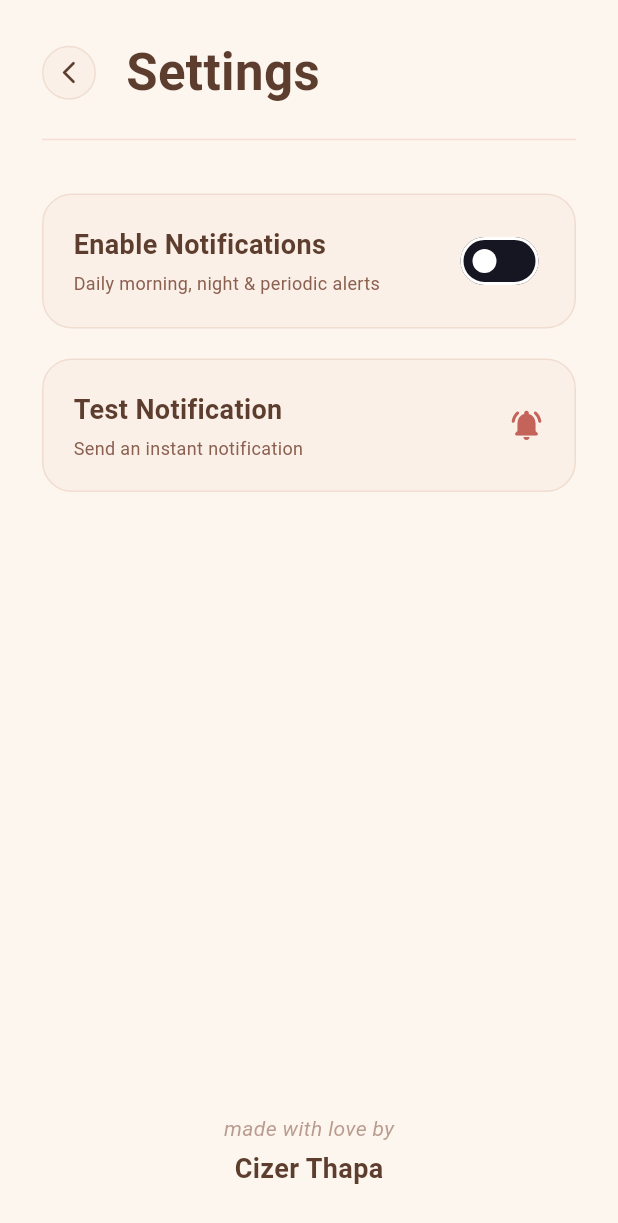
After one commit to Cizerthapa/moodtracker, a Flutter app: the screen it shows after launch, after a tap on the "settings" icon, on a phone screen of 412 x 824 dp. The commit adds this screen. Shown: the top 1223 px of the screen. Run offline on Flutter 3.47's test engine with Material 3 defaults, Android fonts, the phone set to English and light mode, and no system bars; our stand-ins replace cloud_firestore, firebase_core, fl_chart, flutter_local_notifications, flutter_map, flutter_timezone and 3 more; accounts and stored records are empty; Roboto replaces fonts that are missing (Georgia).

Commit message:
chore: work done for demo

```diff
--- a/lib/main.dart
+++ b/lib/main.dart
@@ -2,12 +2,18 @@ import 'package:flutter/material.dart';
 import 'package:firebase_core/firebase_core.dart';
 import 'firebase_options.dart';
 import 'screens/entry_screen.dart';
+import 'services/notification_service.dart';
 
 void main() async {
   WidgetsFlutterBinding.ensureInitialized();
   await Firebase.initializeApp(
     options: DefaultFirebaseOptions.currentPlatform,
   );
+
+  // Initialize Notifications
+  final notificationService = NotificationService();
+  await notificationService.init();
+
   runApp(const MoodTrackApp());
 }
 
--- a/lib/screens/entry_screen.dart
+++ b/lib/screens/entry_screen.dart
@@ -2,6 +2,7 @@ import 'package:flutter/material.dart';
 import 'memories_screen.dart';
 import 'water_intake_screen.dart';
 import 'notes_screen.dart';
+import 'settings_screen.dart';
 
 // ─── Palette (Cream & Rose) ────────────────────────────────────────────────
 const _cream = Color(0xFFFDF6EE);
@@ -26,6 +27,13 @@ class EntryScreen extends StatelessWidget {
             crossAxisAlignment: CrossAxisAlignment.start,
             children: [
               // ── Header ──────────────────────────────────────────────
+              Row(
+                crossAxisAlignment: CrossAxisAlignment.end,
+                children: [
+                  Expanded(
+                    child: Column(
+                      crossAxisAlignment: CrossAxisAlignment.start,
+                      children: [
                         const Text(
                           'MoodTrack',
                           style: TextStyle(
@@ -45,6 +53,28 @@ class EntryScreen extends StatelessWidget {
                             fontSize: 15,
                             color: _softBrown,
                           ),
+                        ),
+                      ],
+                    ),
+                  ),
+                  GestureDetector(
+                    onTap: () {
+                      Navigator.push(
+                        context,
+                        MaterialPageRoute(builder: (context) => const SettingsScreen()),
+                      );
+                    },
+                    child: Container(
+                      padding: const EdgeInsets.all(12),
+                      decoration: BoxDecoration(
+                        color: _ivoryCard,
+                        shape: BoxShape.circle,
+                        border: Border.all(color: _champagne),
+                      ),
+                      child: const Icon(Icons.settings_rounded, color: _warmBrown, size: 24),
+                    ),
+                  ),
+                ],
               ),
               const SizedBox(height: 48),
 
--- /dev/null
+++ b/lib/screens/settings_screen.dart
@@ -0,0 +1,215 @@
+import 'package:flutter/material.dart';
+import 'package:shared_preferences/shared_preferences.dart';
+import '../services/notification_service.dart';
+
+// ─── Palette (Cream & Rose) ────────────────────────────────────────────────
+const _cream = Color(0xFFFDF6EE);
+const _roseDust = Color(0xFFE8A598);
+const _roseDeep = Color(0xFFC4635A);
+const _warmBrown = Color(0xFF5C3D2E);
+const _softBrown = Color(0xFF8C6050);
+const _champagne = Color(0xFFF0DDD0);
+const _ivoryCard = Color(0xFFFAF0E8);
+
+class SettingsScreen extends StatefulWidget {
+  const SettingsScreen({super.key});
+
+  @override
+  State<SettingsScreen> createState() => _SettingsScreenState();
+}
+
+class _SettingsScreenState extends State<SettingsScreen> {
+  bool _notificationsEnabled = false;
+  final NotificationService _notificationService = NotificationService();
+
+  @override
+  void initState() {
+    super.initState();
+    _loadSettings();
+  }
+
+  Future<void> _loadSettings() async {
+    final prefs = await SharedPreferences.getInstance();
+    setState(() {
+      _notificationsEnabled = prefs.getBool('notifications_enabled') ?? false;
+    });
+  }
+
+  Future<void> _toggleNotifications(bool value) async {
+    final prefs = await SharedPreferences.getInstance();
+    setState(() {
+      _notificationsEnabled = value;
+    });
+    await prefs.setBool('notifications_enabled', value);
+
+    if (value) {
+      await _notificationService.scheduleDailyNotifications();
+      _notificationService.startPeriodicNotifications();
+      ScaffoldMessenger.of(context).showSnackBar(
+        const SnackBar(content: Text('Notifications turned on! (30s interval for 15m)')),
+      );
+    } else {
+      await _notificationService.cancelAll();
+      _notificationService.stopPeriodicNotifications();
+      ScaffoldMessenger.of(context).showSnackBar(
+        const SnackBar(content: Text('Notifications turned off.')),
+      );
+    }
+  }
+
+  @override
+  Widget build(BuildContext context) {
+    return Scaffold(
+      backgroundColor: _cream,
+      body: SafeArea(
+        child: Column(
+          children: [
+            // ── Header ──────────────────────────────────────────────
+            Padding(
+              padding: const EdgeInsets.fromLTRB(28, 24, 24, 12),
+              child: Row(
+                children: [
+                  GestureDetector(
+                    onTap: () => Navigator.pop(context),
+                    child: Container(
+                      padding: const EdgeInsets.all(8),
+                      decoration: BoxDecoration(
+                        color: _ivoryCard,
+                        shape: BoxShape.circle,
+                        border: Border.all(color: _champagne),
+                      ),
+                      child: const Icon(Icons.arrow_back_ios_new_rounded, size: 18, color: _warmBrown),
+                    ),
+                  ),
+                  const SizedBox(width: 20),
+                  Text(
+                    'Settings',
+                    style: TextStyle(
+                      fontFamily: 'Georgia',
+                      fontSize: 34,
+                      fontWeight: FontWeight.bold,
+                      color: _warmBrown,
+                    ),
+                  ),
+                ],
+              ),
+            ),
+
+            // ── Divider ────────────────────────────────────────────
+            Padding(
+              padding: const EdgeInsets.symmetric(horizontal: 28),
+              child: Divider(color: _roseDust.withOpacity(0.3), thickness: 1),
+            ),
+
+            // ── Content ──────────────────────────────────────────────
+            Expanded(
+              child: ListView(
+                padding: const EdgeInsets.all(28),
+                children: [
+                  _buildSettingTile(
+                    title: 'Enable Notifications',
+                    subtitle: 'Daily morning, night & periodic alerts',
+                    trailing: Switch.adaptive(
+                      value: _notificationsEnabled,
+                      activeColor: _roseDeep,
+                      onChanged: _toggleNotifications,
+                    ),
+                  ),
+                  const SizedBox(height: 20),
+                  _buildSettingTile(
+                    title: 'Test Notification',
+                    subtitle: 'Send an instant notification',
+                    trailing: Icon(Icons.notifications_active_rounded, color: _roseDeep),
+                    onTap: () async {
+                      await _notificationService.showInstantNotification(
+                        'Test Success! 🎉',
+                        'This is a notification from MoodTrack.',
+                      );
+                    },
+                  ),
+                ],
+              ),
+            ),
+
+            // ── Footer ──────────────────────────────────────────────
+            Padding(
+              padding: const EdgeInsets.only(bottom: 32.0),
+              child: Column(
+                children: [
+                  Text(
+                    'made with love by',
+                    style: TextStyle(
+                      fontFamily: 'Georgia',
+                      fontStyle: FontStyle.italic,
+                      color: _softBrown.withOpacity(0.6),
+                      fontSize: 14,
+                    ),
+                  ),
+                  const SizedBox(height: 4),
+                  Text(
+                    'Cizer Thapa',
+                    style: TextStyle(
+                      fontFamily: 'Georgia',
+                      fontWeight: FontWeight.bold,
+                      color: _warmBrown,
+                      fontSize: 18,
+                    ),
+                  ),
+                ],
+              ),
+            ),
+          ],
+        ),
+      ),
+    );
+  }
+
+  Widget _buildSettingTile({
+    required String title,
+    required String subtitle,
+    required Widget trailing,
+    VoidCallback? onTap,
+  }) {
+    return GestureDetector(
+      onTap: onTap,
+      child: Container(
+        padding: const EdgeInsets.all(20),
+        decoration: BoxDecoration(
+          color: _ivoryCard,
+          borderRadius: BorderRadius.circular(20),
+          border: Border.all(color: _champagne),
+        ),
+        child: Row(
+          children: [
+            Expanded(
+              child: Column(
+                crossAxisAlignment: CrossAxisAlignment.start,
+                children: [
+                  Text(
+                    title,
+                    style: TextStyle(
+                      fontFamily: 'Georgia',
+                      fontSize: 18,
+                      fontWeight: FontWeight.bold,
+                      color: _warmBrown,
+                    ),
+                  ),
+                  const SizedBox(height: 4),
+                  Text(
+                    subtitle,
+                    style: TextStyle(
+                      fontFamily: 'Georgia',
+                      fontSize: 12,
+                      color: _softBrown,
+                    ),
+                  ),
+                ],
+              ),
+            ),
+            trailing,
+          ],
+        ),
+      ),
+    );
+  }
+}
--- /dev/null
+++ b/lib/services/notification_service.dart
@@ -0,0 +1,162 @@
+import 'dart:async';
+import 'package:flutter_local_notifications/flutter_local_notifications.dart';
+import 'package:timezone/timezone.dart' as tz;
+import 'package:timezone/data/latest.dart' as tz;
+import 'package:flutter_timezone/flutter_timezone.dart';
+import 'dart:math';
+
+class NotificationService {
+  static final NotificationService _instance = NotificationService._internal();
+  factory NotificationService() => _instance;
+  NotificationService._internal();
+
+  final FlutterLocalNotificationsPlugin _notificationsPlugin =
+      FlutterLocalNotificationsPlugin();
+  Timer? _periodicTimer;
+
+  Future<void> init() async {
+    tz.initializeTimeZones();
+    try {
+      final dynamic tzData = await FlutterTimezone.getLocalTimezone();
+      final String timeZoneName = tzData.toString();
+      tz.setLocalLocation(tz.getLocation(timeZoneName));
+    } catch (e) {
+      // Fallback to UTC if timezone plugin fails (common during hot reload/restart)
+      tz.setLocalLocation(tz.getLocation('Etc/UTC'));
+    }
+
+    const AndroidInitializationSettings androidSettings =
+        AndroidInitializationSettings('@mipmap/ic_launcher');
+    const DarwinInitializationSettings iosSettings =
+        DarwinInitializationSettings();
+
+    const InitializationSettings initSettings = InitializationSettings(
+      android: androidSettings,
+      iOS: iosSettings,
+    );
+
+    await _notificationsPlugin.initialize(
+      settings: initSettings,
+      onDidReceiveNotificationResponse: (NotificationResponse details) {},
+    );
+  }
+
+  Future<void> showInstantNotification(String title, String body) async {
+    const AndroidNotificationDetails androidDetails =
+        AndroidNotificationDetails(
+          'instant_channel',
+          'Instant Notifications',
+          importance: Importance.max,
+          priority: Priority.high,
+        );
+
+    const NotificationDetails details = NotificationDetails(
+      android: androidDetails,
+      iOS: DarwinNotificationDetails(),
+    );
+
+    // ✅ v18 API: named parameters
+    await _notificationsPlugin.show(
+      id: 0,
+      title: title,
+      body: body,
+      notificationDetails: details,
+    );
+  }
+
+  Future<void> scheduleDailyNotifications() async {
+    await _scheduleDaily(
+      id: 100,
+      title: 'Good Morning! ☀️',
+      body:
+          'Today is a beautiful day to track your progress. Have an amazing morning!',
+      hour: 6,
+      minute: 0,
+    );
+
+    await _scheduleDaily(
+      id: 101,
+      title: 'Sweet Dreams 🌙',
+      body: 'You did great today. Rest well and see you tomorrow!',
+      hour: 23,
+      minute: 59,
+    );
+  }
+
+  Future<void> _scheduleDaily({
+    required int id,
+    required String title,
+    required String body,
+    required int hour,
+    required int minute,
+  }) async {
+    // ✅ Fixed: use named parameters (v18+ API)
+    await _notificationsPlugin.zonedSchedule(
+      id: id,
+      title: title,
+      body: body,
+      scheduledDate: _nextInstanceOfTime(hour, minute),
+      notificationDetails: const NotificationDetails(
+        android: AndroidNotificationDetails(
+          'daily_channel',
+          'Daily Messages',
+          importance: Importance.max,
+          priority: Priority.high,
+        ),
+        iOS: DarwinNotificationDetails(),
+      ),
+      androidScheduleMode: AndroidScheduleMode.exactAllowWhileIdle,
+      matchDateTimeComponents: DateTimeComponents.time,
+    );
+  }
+
+  tz.TZDateTime _nextInstanceOfTime(int hour, int minute) {
+    final tz.TZDateTime now = tz.TZDateTime.now(tz.local);
+    tz.TZDateTime scheduledDate = tz.TZDateTime(
+      tz.local,
+      now.year,
+      now.month,
+      now.day,
+      hour,
+      minute,
+    );
+    if (scheduledDate.isBefore(now)) {
+      scheduledDate = scheduledDate.add(const Duration(days: 1));
+    }
+    return scheduledDate;
+  }
+
+  void startPeriodicNotifications() {
+    _periodicTimer?.cancel();
+    int count = 0;
+    const maxCount = 30;
+
+    final List<String> messages = [
+      'Cizer loves you! ❤️',
+      'What are you doing? Thinking of you!',
+      'You are amazing! ✨',
+      'Just a little reminder that you are special.',
+      'How is your mood today? Hope it is great!',
+      'Drink some water! 🥤',
+      'Take a deep breath. 😌',
+    ];
+
+    _periodicTimer = Timer.periodic(const Duration(seconds: 30), (timer) async {
+      if (count >= maxCount) {
+        timer.cancel();
+        return;
+      }
+      final message = messages[Random().nextInt(messages.length)];
+      await showInstantNotification('MoodTrack Alert', message);
+      count++;
+    });
+  }
+
+  void stopPeriodicNotifications() {
+    _periodicTimer?.cancel();
+  }
+
+  Future<void> cancelAll() async {
+    await _notificationsPlugin.cancelAll();
+  }
+}
```
Also changed, not shown: 1 other file. Lines whose indentation alone changed are shown as unchanged.
